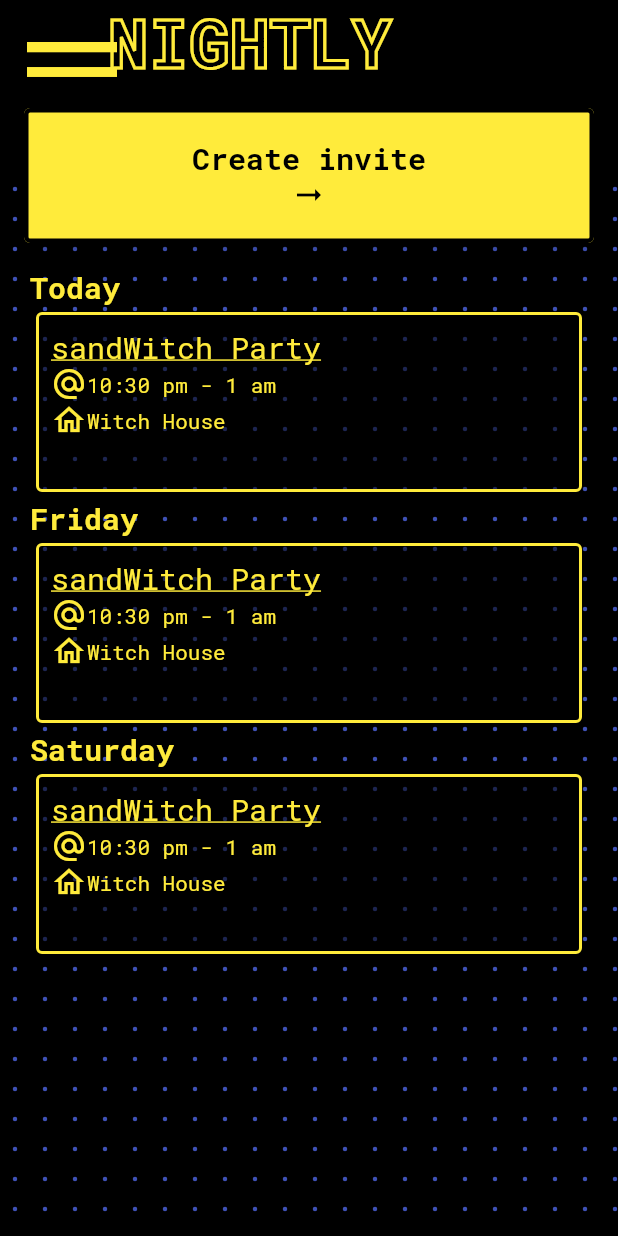
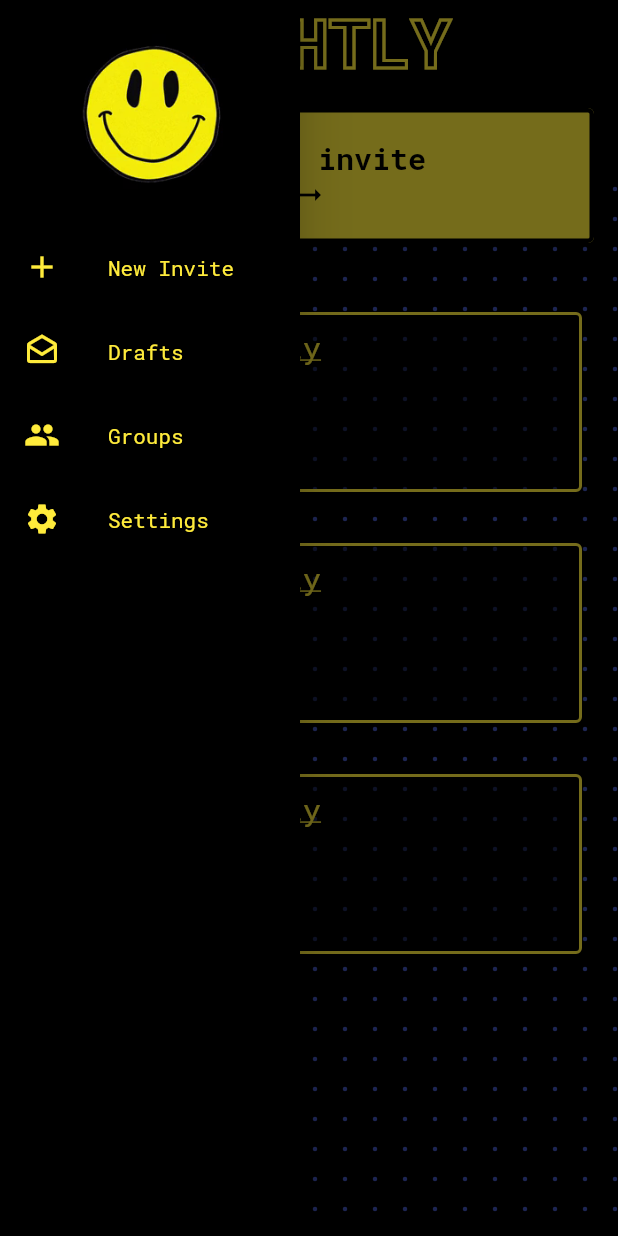
Before and after one commit to ephraimbenson/nightly, a Flutter app: the screen it shows after launch, with the side drawer open (before the commit the screen has no drawer), on a phone screen of 412 x 824 dp. Run offline on Flutter 3.47's test engine with Material 2 defaults, Android fonts, the phone set to English and light mode, and no system bars; drawn by our look-alikes of flutter_advanced_drawer; missing offline and left inert: flutter_quill.

Commit message:
simpler drawer

```diff
--- a/lib/welcome_page/welcome_drawer.dart
+++ b/lib/welcome_page/welcome_drawer.dart
@@ -1,5 +1,4 @@
 import 'package:flutter/material.dart';
-import 'package:flutter_advanced_drawer/flutter_advanced_drawer.dart';
 import 'package:nightly/welcome_page/welcome_page.dart';
 
 class WelcomeDrawer extends StatefulWidget {
@@ -8,34 +7,15 @@ class WelcomeDrawer extends StatefulWidget {
 }
 
 class _WelcomeDrawerState extends State<WelcomeDrawer> {
-  final _advancedDrawerController = AdvancedDrawerController();
+  final nightlyGif = new Image.asset('assets/images/anim_cropped.gif');
 
   @override
   Widget build(BuildContext context) {
-    return AdvancedDrawer(
-      // backdropColor: Colors.indigo[400],
-      backdropColor: Colors.grey[900],
-      controller: _advancedDrawerController,
-      animationCurve: Curves.easeInOut,
-      animationDuration: const Duration(milliseconds: 300),
-      animateChildDecoration: true,
-      rtlOpening: false,
-      disabledGestures: false,
-      childDecoration: const BoxDecoration(
-        // NOTICE: Uncomment if you want to add shadow behind the page.
-        // Keep in mind that it may cause animation jerks.
-        // boxShadow: <BoxShadow>[
-        //   BoxShadow(
-        //     color: Colors.black12,
-        //     blurRadius: 0.0,
-        //   ),
-        // ],
-        borderRadius: const BorderRadius.all(Radius.circular(16)),
-      ),
-      child: Scaffold(
+    return Scaffold(
       appBar: AppBar(
-          title: SizedBox(
-            child: Text('NIGHTLY',
+          centerTitle: true,
+          title: Text(
+            'NIGHTLY',
             style: TextStyle(
               fontSize: 45.0,
               fontFamily: 'RobotoMono',
@@ -44,87 +24,66 @@ class _WelcomeDrawerState extends State<WelcomeDrawer> {
                 ..style = PaintingStyle.stroke
                 ..strokeWidth = 2
                 ..color = Colors.yellow,
+            ),
           )),
+      body: WelcomePage(),
+      drawer: Container(
+        width: 200,
+        child: Drawer(
+          child: Container(
+            color: Colors.black,
+            child: ListView(
+              padding: EdgeInsets.zero,
+              children: <Widget>[
+                Container(
+                  height: 150,
+                  child: DrawerHeader(
+                      decoration: BoxDecoration(
+                        color: Colors.black,
                       ),
-          leading: IconButton(
-            onPressed: _handleMenuButtonPressed,
-            icon: ValueListenableBuilder<AdvancedDrawerValue>(
-              valueListenable: _advancedDrawerController,
-              builder: (_, value, __) {
-                return AnimatedSwitcher(
-                  duration: Duration(milliseconds: 250),
-                  child: Icon(
-                    value.visible ? Icons.clear : Icons.menu,
-                    key: ValueKey<bool>(value.visible),
+                      child: nightlyGif),
                 ),
-                );
-              },
+                ListTile(
+                  leading: Icon(
+                    Icons.add,
+                    color: Colors.yellow,
                   ),
-          ),
-        ),
-        body: WelcomePage(),
-      ),
-      drawer: SafeArea(
-        child: Container(
-          child: ListTileTheme(
-            textColor: Colors.yellow,
-            iconColor: Colors.yellow,
-            child: Column(
-              mainAxisSize: MainAxisSize.max,
-              children: [
-                Container(
-                  width: 128.0,
-                  height: 128.0,
-                  margin: const EdgeInsets.only(
-                    top: 24.0,
-                    bottom: 64.0,
-                  ),
-                  clipBehavior: Clip.antiAlias,
-                  decoration: BoxDecoration(
-                    color: Colors.black26,
-                    shape: BoxShape.circle,
-                  ),
-                  child: Image.asset(
-                    'assets/images/anim_cropped.gif',
+                  title: Text(
+                    'New Invite',
+                    style: TextStyle(color: Colors.yellow),
                   ),
                 ),
                 ListTile(
-                  onTap: () {},
-                  leading: Icon(Icons.home),
-                  title: Text('Home'),
+                  leading: Icon(
+                    Icons.drafts_outlined,
+                    color: Colors.yellow,
+                  ),
+                  title: Text(
+                    'Drafts',
+                    style: TextStyle(color: Colors.yellow),
+                  ),
                 ),
                 ListTile(
-                  onTap: () {},
-                  leading: Icon(Icons.account_circle_rounded),
-                  title: Text('Profile'),
+                  leading: Icon(
+                    Icons.group,
+                    color: Colors.yellow,
+                  ),
+                  title: Text(
+                    'Groups',
+                    style: TextStyle(color: Colors.yellow),
+                  ),
                 ),
                 ListTile(
-                  onTap: () {},
-                  leading: Icon(Icons.favorite),
-                  title: Text('Favorites'),
+                  leading: Icon(
+                    Icons.settings,
+                    color: Colors.yellow,
                   ),
-                ListTile(
-                  onTap: () {},
-                  leading: Icon(Icons.settings),
-                  title: Text('Settings'),
+                  title: Text(
+                    'Settings',
+                    style: TextStyle(color: Colors.yellow),
                   ),
-                Spacer(),
-                DefaultTextStyle(
-                  style: TextStyle(
-                    fontSize: 12,
-                    color: Colors.white54,
                 ),
-                  child: Container(
-                      margin: const EdgeInsets.symmetric(
-                        vertical: 16.0,
-                      ),
-                      child: Column(
-                        children: [
-                          Text("Terms of Service | Privacy Policy"),
-                          Text("Built with ❤️ by Nightly Team")
-                        ],
-                      )),
-                ),
+                //done
               ],
             ),
           ),
@@ -132,10 +91,4 @@ class _WelcomeDrawerState extends State<WelcomeDrawer> {
       ),
     );
   }
-
-  void _handleMenuButtonPressed() {
-    // NOTICE: Manage Advanced Drawer state through the Controller.
-    // _advancedDrawerController.value = AdvancedDrawerValue.visible();
-    _advancedDrawerController.showDrawer();
 }
-}
```
Lines whose indentation alone changed are shown as unchanged.
